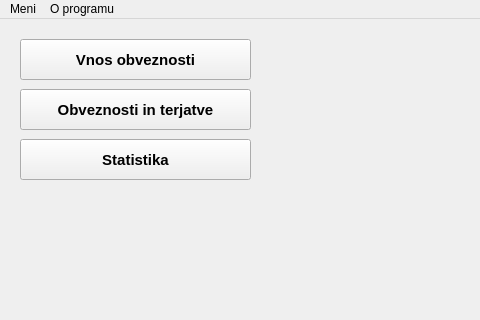
First picture: the form in budgetmainwindow.ui, repository nejcSedo/Budget, before the edit; both pictures show x 0 to 480 and y 0 to 320 of the 800 by 600 pixel window.
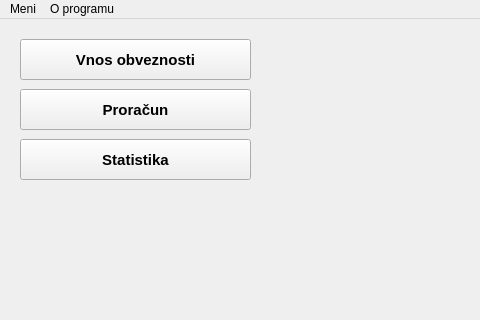
Second picture: the form after the edit.

```diff
--- a/budgetmainwindow.ui
+++ b/budgetmainwindow.ui
@@ -71,7 +71,7 @@
      </font>
     </property>
     <property name="text">
-     <string>Obveznosti in terjatve</string>
+     <string>Proračun</string>
     </property>
    </widget>
    <widget class="QPushButton" name="pushButton_izhod">
```
Left out of the diff: 26 changed lines with no effect on the pictures.
